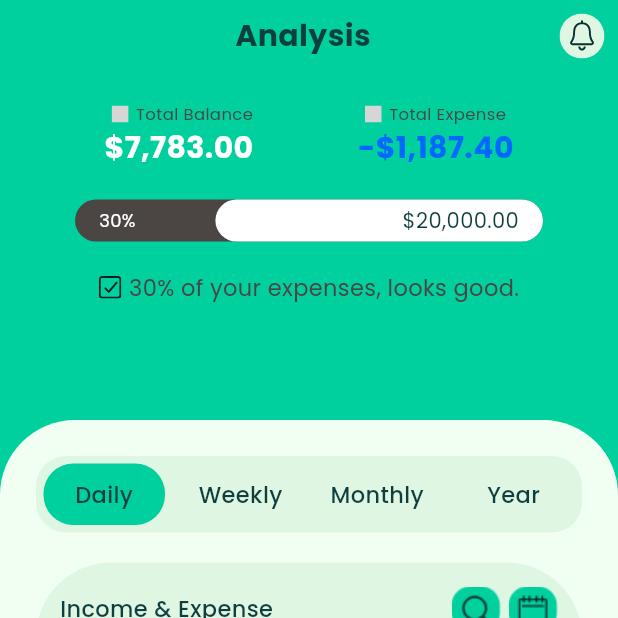
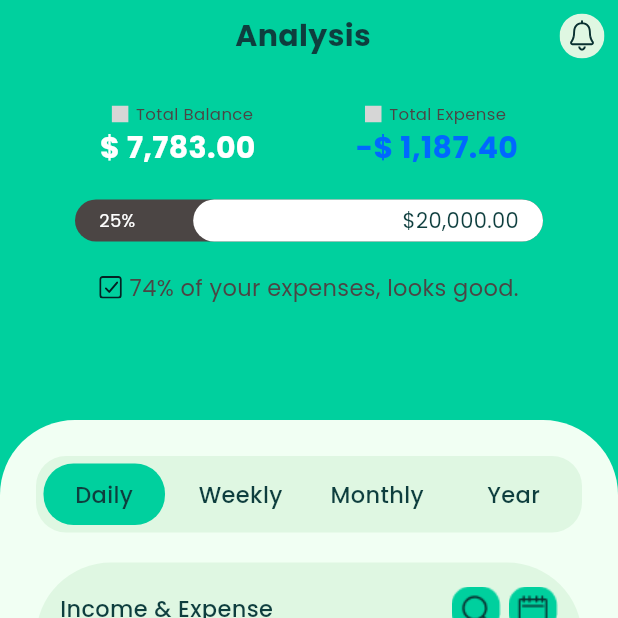
Before and after one commit to htpit1106/finance_management, a Flutter app: the MainPageChild screen opened directly, item 2 of the bottom bar chosen, after a tap on "Daily", on a phone screen of 412 x 824 dp, the top half of it. Run offline on Flutter 3.47's test engine with Material 3 defaults, Android fonts, the light colour scheme and no system bars; drawn by our look-alikes of fl_chart; our stand-ins replace bloc, equatable, flutter_bloc, flutter_svg, go_router, image_picker and 3 more; accounts and stored records are empty; generated files the repository leaves out were written again; statements that could not run were skipped; grey boxes are pictures that could not be loaded.

Commit message:
feat: Integrate transaction type and enhance Home page functionality
This commit introduces a `type` field to transactions, refactors related UI components to handle income and expense states, and implements state management and data fetching for the Home page.

- **Model & Data Layer:**
    - Adds a `TypeTransaction` enum (`income`, `expense`) to `TransactionEntity`.
    - Implements a custom `fromJson` factory in `TransactionEntity` to handle string-to-enum conversion.
    - Adds `SummaryRepository` to `app.dart` to provide it throughout the application.
    - Deletes the outdated `transaction_entity.g.dart`, which will be regenerated.

- **Home Page:**
    - Integrates `HomeCubit` and `flutter_bloc` for state management.
    - Fetches and displays total balance, total expenses, and a summary of transactions grouped by category.
    - The `AppHeader` now dynamically calculates and displays the expense percentage based on fetched data.
    - Implements filtering logic (`Daily`, `Weekly`, `Monthly`) in the cubit, updating the transaction list based on user selection.
    - The transaction list now dynamically populates from the `categorySummaryList` in the state.

- **UI & Widgets:**
    - **`TransactionItem` & `SimpleTransactionItem`:**
        - Refactored to accept a `TypeTransaction` enum.
        - The amount displayed now shows a `+` for income and a `-` for expense, with corresponding color changes.
    - **`AppHeader`:**
        - Now accepts `balanceAmount` and `expenseAmount` to dynamically render header data instead of using hardcoded values.
    - **`AppNumberUtils`:**
        - Enhances `formatDoubleTwo` to safely handle `null`, `num`, or `String` inputs and format them as currency.

- **Transaction Management:**
    - **`AddExpensesPage`:** Now sets the transaction `type` to `expense` upon saving a new transaction.
    - **`CategoryTransactionPage`:** Passes the transaction `type` to the `SimpleTransactionItem` widget for correct display.

```diff
--- a/lib/app.dart
+++ b/lib/app.dart
@@ -1,5 +1,6 @@
 import 'package:finance_management/repository/auth_repository.dart';
 import 'package:finance_management/repository/category_repository.dart';
+import 'package:finance_management/repository/summary_repository.dart';
 import 'package:finance_management/repository/profile_repository.dart';
 import 'package:finance_management/repository/transaction_repository.dart';
 import 'package:finance_management/router/app_router.dart';
@@ -13,13 +14,15 @@ class FinanceApp extends StatelessWidget {
 
   @override
   Widget build(BuildContext context) {
-
     return MultiRepositoryProvider(
       providers: [
         RepositoryProvider<AuthRepository>(create: (_) => AuthRepositoryImpl()),
         RepositoryProvider<ProfileRepository>(create: (_) => ProfileRepositoryImpl()),
         RepositoryProvider<CategoryRepository>(create: (_) => CategoryRepositoryImpl()),
         RepositoryProvider<TransactionRepository>(create: (_) => TransactionRepositoryImpl()),
+        RepositoryProvider<SummaryRepository>(
+          create: (_) => SummaryRepositoryImpl(),
+        ),
       ],
       child: FinanceAppChild(),
     );
--- a/lib/model/transactions/transaction_entity.dart
+++ b/lib/model/transactions/transaction_entity.dart
@@ -1,3 +1,4 @@
+import 'package:finance_management/model/enum/type_transaction.dart';
 import 'package:json_annotation/json_annotation.dart';
 
 part 'transaction_entity.g.dart';
@@ -11,7 +12,7 @@ class TransactionEntity {
   String? date;
   double? amount;
   String? note;
-
+  TypeTransaction? type;
   TransactionEntity ({
     this.id,
     this.createdAt,
@@ -20,7 +21,8 @@ class TransactionEntity {
     this.date,
     this.amount,
     this.note,
-    this.title
+    this.title,
+    this.type
   });
   // copy with
   TransactionEntity copywith({
@@ -32,6 +34,7 @@ class TransactionEntity {
     String? date,
     double? amount,
     String? note,
+    TypeTransaction? type
 
   }){
     return TransactionEntity(
@@ -43,12 +46,18 @@ class TransactionEntity {
       date: date ?? this.date,
       amount: amount ?? this.amount,
       note: note ?? this.note,
+      type: type ?? this.type,
 
     );
   }
 
   Map<String, dynamic> toJson() => _$TransactionEntityToJson(this);
 
-  factory TransactionEntity.fromJson(Map<String, dynamic> json) => _$TransactionEntityFromJson(json);
+  factory TransactionEntity.fromJson(Map<String, dynamic> json) {
+    if (json['type'] is String) {
+      json['type'] = (json['type'] as String).trim();
+    }
+    return _$TransactionEntityFromJson(json);
+  }
 
 }
--- a/lib/ui/page/categories/add_expenses/add_expenses_cubit.dart
+++ b/lib/ui/page/categories/add_expenses/add_expenses_cubit.dart
@@ -1,5 +1,6 @@
 import 'package:bloc/bloc.dart';
 import 'package:finance_management/model/categories/category_entity.dart';
+import 'package:finance_management/model/enum/type_transaction.dart';
 import 'package:finance_management/model/transactions/transaction_entity.dart';
 import 'package:finance_management/network/supabase_util.dart';
 import 'package:finance_management/repository/transaction_repository.dart';
@@ -26,7 +27,7 @@ class AddExpensesCubit extends Cubit<AddExpensesState> {
     emit(state.copyWith(transaction: transaction));
   }
 
-  Future<void> onPressSave({String? title, String? message, String? amount, String? date}) async {
+  Future<void> onPressSave({String? title, String? message, String? amount, String? date, String? type}) async {
     try {
       if (_userId == null) return;
       final transaction = state.transaction.copywith(
@@ -36,10 +37,11 @@ class AddExpensesCubit extends Cubit<AddExpensesState> {
         amount: double.parse(amount?? "0"),
         date: date,
         categoryId: state.selectedCategory.id,
+        type: TypeTransaction.expense,
       );
 
       await repository.addTransaction(transaction: transaction);
-      navigator.goback(result:  true);
+      navigator.goback(result: true);
     } catch (e) {
       debugPrint(e.toString());
     }
--- a/lib/ui/page/categories/add_expenses/add_expenses_navigator.dart
+++ b/lib/ui/page/categories/add_expenses/add_expenses_navigator.dart
@@ -5,6 +5,6 @@ class AddExpensesNavigator extends AppNavigator{
   AddExpensesNavigator({required super.context});
   // back
   void goback({bool? result}){
-    context.pop(result);
+    context.pop(result ?? true);
   }
 }
--- a/lib/ui/page/categories/add_expenses/add_expenses_page.dart
+++ b/lib/ui/page/categories/add_expenses/add_expenses_page.dart
@@ -146,7 +146,6 @@ class _AddExpensesPageChildState extends State<AddExpensesPageChild> {
                     message: _messageController.text,
                     amount: _amountController.text,
                     date: _dateController.text,
-
                   );
                 }
               },
--- a/lib/ui/page/categories/category_transaction/category_transaction_page.dart
+++ b/lib/ui/page/categories/category_transaction/category_transaction_page.dart
@@ -1,6 +1,7 @@
 import 'package:finance_management/common/app_icons.dart';
 import 'package:finance_management/common/app_text_style.dart';
 import 'package:finance_management/model/categories/category_entity.dart';
+import 'package:finance_management/model/enum/type_transaction.dart';
 import 'package:finance_management/repository/transaction_repository.dart';
 import 'package:finance_management/ui/page/categories/category_transaction/category_tranction_cubit.dart';
 import 'package:finance_management/ui/widgets/background_app.dart';
@@ -100,6 +101,9 @@ class _CategoryTransactionPageChildState extends State<CategoryTransactionPageCh
       children: [
         Expanded(
           child: BlocBuilder<CategoryTransactionCubit, CategoryTransactionState>(
+            buildWhen: (previous, current) =>
+                previous.isLoadingTransaction != current.isLoadingTransaction ||
+                previous.transactions != current.transactions,
             builder: (context, state) {
               if (state.isLoadingTransaction) {
                 return const Center(child: CircularProgressIndicator());
@@ -122,6 +126,7 @@ class _CategoryTransactionPageChildState extends State<CategoryTransactionPageCh
                         : AppDateUtils.formatDateNow(DateTime.now()),
                     amount: transaction.amount.toString(),
                     iconPath: CategoriesUtils.getIcon(widget.category.name ?? "unKnow"),
+                    typeTransaction: transaction.type ?? TypeTransaction.expense,
                   );
                 },
               );
--- a/lib/ui/page/home/home_page.dart
+++ b/lib/ui/page/home/home_page.dart
@@ -1,11 +1,18 @@
 import 'package:finance_management/common/app_colors.dart';
 import 'package:finance_management/common/app_icons.dart';
 import 'package:finance_management/common/app_text_style.dart';
+import 'package:finance_management/model/enum/time_filter.dart';
+import 'package:finance_management/repository/summary_repository.dart';
+import 'package:finance_management/ui/page/home/home_cubit.dart';
+import 'package:finance_management/ui/page/home/home_state.dart';
 import 'package:finance_management/ui/page/home/widget/list_time_filter.dart';
 import 'package:finance_management/ui/widgets/transaction_item.dart';
 import 'package:finance_management/ui/widgets/background_app.dart';
 import 'package:finance_management/ui/widgets/header.dart';
+import 'package:finance_management/utils/app_number_utils.dart';
+import 'package:finance_management/utils/categories_utils.dart';
 import 'package:flutter/material.dart';
+import 'package:flutter_bloc/flutter_bloc.dart';
 import 'package:flutter_svg/flutter_svg.dart';
 
 class HomePage extends StatelessWidget {
@@ -13,7 +20,12 @@ class HomePage extends StatelessWidget {
 
   @override
   Widget build(BuildContext context) {
-    return HomePageChild();
+    return BlocProvider<HomeCubit>(
+      create: (context) {
+        return HomeCubit(repository: SummaryRepositoryImpl());
+      },
+      child: HomePageChild(),
+    );
   }
 }
 
@@ -26,16 +38,29 @@ class HomePageChild extends StatefulWidget {
 
 class _HomePageChildState extends State<HomePageChild> {
   int selectedIndex = 0;
+  late final HomeCubit _cubit;
+
+  @override
+  void initState() {
+    super.initState();
+    _cubit = BlocProvider.of<HomeCubit>(context);
+    WidgetsBinding.instance.addPostFrameCallback((_) {
+      _cubit.fetchInitialData();
+    });
+  }
+
   @override
   Widget build(BuildContext context) {
     return BackgroundApp(
       heightHeader: 350,
       header: _buildHeader(),
-      body: SingleChildScrollView(
-        child: Column(
-          spacing: 20,
-          children: [_buildSavingCard(), _buildListTimeFilter(), const SizedBox(height: 100)],
-        ),
+      body: Column(
+        children: [
+          _buildSavingCard(),
+          SizedBox(height: 20),
+          _buildListTimeFilter(),
+          Expanded(child: _buildListTransaction()),
+        ],
       ),
     );
   }
@@ -56,7 +81,17 @@ class _HomePageChildState extends State<HomePageChild> {
             IconButton(onPressed: () {}, icon: SvgPicture.asset(AppIcons.icNotification)),
           ],
         ),
-        AppHeader(),
+        BlocBuilder<HomeCubit, HomeState>(
+          buildWhen: (previous, current) =>
+              previous.totalBalance != current.totalBalance ||
+              previous.totalExpense != current.totalExpense,
+          builder: (context, state) {
+            return AppHeader(
+              balanceAmount: state.totalBalance,
+              expenseAmount: state.totalExpense,
+            );
+          },
+        ),
       ],
     );
   }
@@ -166,46 +201,36 @@ class _HomePageChildState extends State<HomePageChild> {
   }
 
   Widget _buildListTimeFilter() {
-
-    return Column(
-      children: [
-        ListTimeFilter(
+    return BlocBuilder<HomeCubit, HomeState>(
+      buildWhen: (previous, current) => previous.selectedTimeFilter != current.selectedTimeFilter,
+      builder: (context, state) {
+        return ListTimeFilter(
           listTime: ['Daily', 'Weekly', 'Monthly'],
-          selectedIndex: selectedIndex,
+          selectedIndex: state.selectedTimeFilter.index,
           onTap: (index) {
-            setState(() {
-              selectedIndex = index;
-            });
+            _cubit.changeTimeFilter(TimeFilter.values[index]);
           },
-        ),
-
-        SizedBox(height: 20),
-        _buildListTransaction(),
-      ],
+        );
+      },
     );
   }
 
   Widget _buildListTransaction() {
-    return Column(
-      mainAxisAlignment: MainAxisAlignment.start,
-      children: [
-        _buildTransaction(),
-        SizedBox(height: 20),
-        _buildTransaction(),
-        SizedBox(height: 20),
-        _buildTransaction(),
-      ],
-    );
-  }
-
-  Widget _buildTransaction() {
-    return TransactionItem(
-      iconPath: AppIcons.icSalary,
-      title: "Salary",
-      subTitle: "18:27 - April 30",
-      type: "Monthly",
-      amount: "\$20,000.00",
-      isActive: false,
+    return BlocBuilder<HomeCubit, HomeState>(
+      buildWhen: (previous, current) => previous.categorySummaryList != current.categorySummaryList,
+      builder: (context, state) {
+        return ListView.builder(
+          itemCount: state.categorySummaryList.length,
+          itemBuilder: (context, index) {
+            final data = state.categorySummaryList[index];
+            return TransactionItem(
+              title: data.categoryName ?? "no title",
+              amount: AppNumberUtils.formatDoubleTwo(data.totalAmount.toString()),
+              iconPath: CategoriesUtils.getIcon(data.categoryName ?? ""),
+            );
+          },
+        );
+      },
     );
   }
 }
--- a/lib/ui/page/profile/profile_page.dart
+++ b/lib/ui/page/profile/profile_page.dart
@@ -7,4 +7,6 @@ class ProfilePage extends StatelessWidget {
   Widget build(BuildContext context) {
     return const Placeholder();
   }
+
+
 }
--- a/lib/ui/widgets/header.dart
+++ b/lib/ui/widgets/header.dart
@@ -2,15 +2,18 @@ import 'package:finance_management/common/app_colors.dart';
 import 'package:finance_management/common/app_icons.dart';
 import 'package:finance_management/common/app_text_style.dart';
 import 'package:finance_management/ui/page/home/widget/icon_text.dart';
+import 'package:finance_management/utils/app_number_utils.dart';
 import 'package:flutter/material.dart';
 
 class AppHeader extends StatelessWidget {
-  final double percent;
+  final double balanceAmount;
+  final double expenseAmount;
 
-  const AppHeader({super.key, this.percent = 0.7});
+  const AppHeader({super.key, this.balanceAmount = 7783, this.expenseAmount = 1187.4});
 
   @override
   Widget build(BuildContext context) {
+    final percent = 1 - safePercent(expenseAmount, balanceAmount) - 0.1;
     return Column(
       children: [
         SizedBox(height: 20),
@@ -24,18 +27,38 @@ class AppHeader extends StatelessWidget {
         Row(
           mainAxisAlignment: MainAxisAlignment.spaceEvenly,
           children: [
-            Text("\$7,783.00", style: AppTextStyle.whiteS20),
-            Text("-\$1,187.40", style: AppTextStyle.oceanBlueS20Bold),
+            Text(
+              "\$ ${AppNumberUtils.formatDoubleTwo(balanceAmount.toString())}",
+              style: AppTextStyle.whiteS20,
+            ),
+            Text(
+              "-\$ ${AppNumberUtils.formatDoubleTwo(expenseAmount.toString())}",
+              style: AppTextStyle.oceanBlueS20Bold,
+            ),
           ],
         ),
 
         // process
         _buildProcessBar(percent),
 
-        IconText(text: "30% of your expenses, looks good.", icPath: AppIcons.icTick, fontSize: 15),
+        // <50% look good >= 50% look bd
+        IconText(
+          text: percent > 0.5
+              ? "${(percent * 100).toInt()}% of your expenses, looks good."
+              : "${(percent * 100).toInt()}% of your expenses, looks bad!!",
+          icPath: AppIcons.icTick,
+          fontSize: 15,
+        ),
       ],
     );
   }
+  double safePercent(double value, double total) {
+    if (total <= 0) return 0;
+    final p = value / total;
+    if (p.isNaN || p.isInfinite) return 0;
+    return p.clamp(0.0, 1.0);
+  }
+
 
   Widget _buildProcessBar(double percent) {
     return Padding(
--- a/lib/ui/widgets/transaction_item.dart
+++ b/lib/ui/widgets/transaction_item.dart
@@ -1,6 +1,7 @@
 import 'package:finance_management/common/app_colors.dart';
 import 'package:finance_management/common/app_icons.dart';
 import 'package:finance_management/common/app_text_style.dart';
+import 'package:finance_management/model/enum/type_transaction.dart';
 import 'package:finance_management/ui/widgets/button/app_icon_button.dart';
 import 'package:flutter/material.dart';
 
@@ -9,27 +10,29 @@ class TransactionItem extends StatelessWidget {
   final bool isActive;
   final String title;
   final String subTitle;
-  final String type;
+  final TypeTransaction type;
+  final String time;
   final String amount;
-
 
   const TransactionItem({
     super.key,
     this.iconPath = AppIcons.icNext1,
     this.isActive = false,
     this.title = "",
-    this.subTitle = "",
-    this.type = "",
+    this.subTitle = "April - 30",
+    this.type = TypeTransaction.expense,
     this.amount = "",
+    this.time = "Daily",
   });
 
   @override
   Widget build(BuildContext context) {
-    return Row(
+    return Padding(
+      padding: const EdgeInsets.all(8.0),
+      child: Row(
         spacing: 5,
         children: [
-        AppIconButton(iconPath: iconPath, isActive: isActive, ),
-        SizedBox(width: 5),
+          AppIconButton(iconPath: iconPath, isActive: isActive, iconSize: 24),
           Expanded(
             flex: 3,
             child: Column(
@@ -40,7 +43,6 @@ class TransactionItem extends StatelessWidget {
                   style: AppTextStyle.greenDarkS15,
                   overflow: TextOverflow.fade,
                   maxLines: 1,
-
                 ),
                 Text(
                   subTitle,
@@ -53,18 +55,26 @@ class TransactionItem extends StatelessWidget {
               ],
             ),
           ),
-        SizedBox(height: 36, child: VerticalDivider(color: AppColors.dividerGreen, thickness: 0.5)),
+          SizedBox(
+            height: 36,
+            child: VerticalDivider(color: AppColors.dividerGreen, thickness: 0.5),
+          ),
           Flexible(
-          flex: 2,
-          child: Text(
-            type,
-            style: AppTextStyle.greenDarkLightS13,
-            maxLines: 1,
+            flex: 1,
+            child: Text(time, style: AppTextStyle.greenDarkLightS13, maxLines: 1),
           ),
+          SizedBox(
+            height: 36,
+            child: VerticalDivider(color: AppColors.dividerGreen, thickness: 0.5),
           ),
-        SizedBox(height: 36, child: VerticalDivider(color: AppColors.dividerGreen, thickness: 0.5)),
-        Text(amount, style: AppTextStyle.greenDarkS15),
+          Text(
+            type == TypeTransaction.income ? "+\$$amount" : "-\$$amount",
+            style: type == TypeTransaction.income
+                ? AppTextStyle.greenDarkS15
+                : AppTextStyle.oceanBlueS15Medium,
+          ),
         ],
+      ),
     );
   }
 }
--- a/lib/utils/app_number_utils.dart
+++ b/lib/utils/app_number_utils.dart
@@ -1,9 +1,16 @@
+import 'package:intl/intl.dart';
+
 class AppNumberUtils {
   AppNumberUtils._();
-  static String formatDoubleTwo(String number){
-    double num = double.parse(number);
-    return num.toStringAsFixed(2);
 
+  static String formatDoubleTwo(dynamic value) {
+    if (value == null) return '0.00';
+
+    final number = value is num
+        ? value.toDouble()
+        : double.tryParse(value.toString()) ?? 0.0;
+
+    final formatter = NumberFormat('#,##0.00', 'en_US');
+    return formatter.format(number);
   }
-
 }
```
Also changed, not shown: lib/ui/widgets/simple_transaction_item.dart (+19 -14 lines), lib/model/transactions/transaction_entity.g.dart (deleted). Lines whose indentation alone changed are shown as unchanged.
